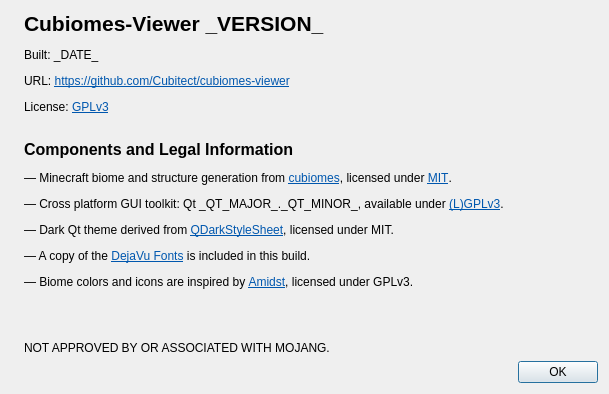
This is src/aboutdialog.ui in Cubitect/cubiomes-viewer as Qt 5 draws it before an edit. The edited form follows.
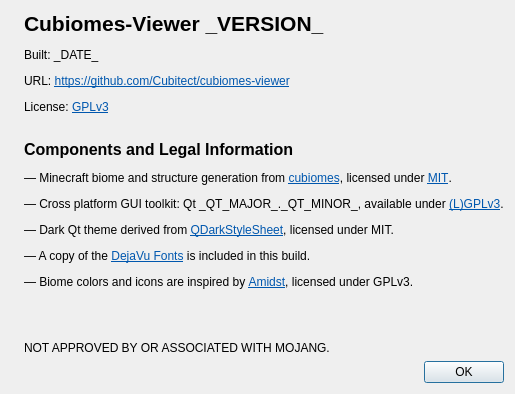
This is the edited form. Icons and pictures are not drawn.

The edit to the form file:
```diff
--- a/src/aboutdialog.ui
+++ b/src/aboutdialog.ui
@@ -2,14 +2,6 @@
 <ui version="4.0">
  <class>AboutDialog</class>
  <widget class="QDialog" name="AboutDialog">
-  <property name="geometry">
-   <rect>
-    <x>0</x>
-    <y>0</y>
-    <width>609</width>
-    <height>343</height>
-   </rect>
-  </property>
   <property name="windowTitle">
    <string>About</string>
   </property>
```
Left out of the diff: 8 changed lines with no effect on the pictures.
